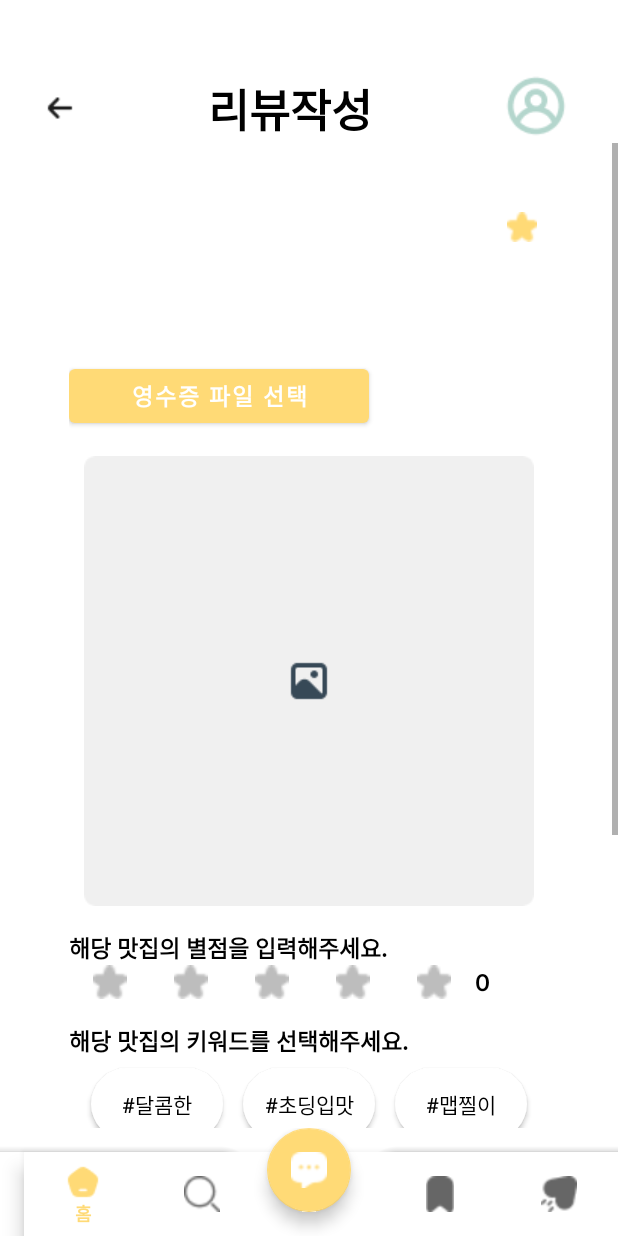
After one commit to Pickable-v2/frontend, an Android app: the ReviewCreateActivity screen opened directly, with no data from a screen before it, on a phone screen of 412 x 824 dp. The commit adds this screen. Run offline under Robolectric (Android 15) with nearby library versions, the phone set to English and light mode, and no system bars; our stand-ins replace FlexboxLayout; 1 statement that could not run was skipped.

Commit message:
feat : 리뷰작성

```diff
--- a/app/src/main/java/com/example/pickable/BaseActivity.kt
+++ b/app/src/main/java/com/example/pickable/BaseActivity.kt
@@ -33,7 +33,7 @@ abstract class BaseActivity : AppCompatActivity() {
                     Log.d("BottomNav", "Home selected")
                     val intent = Intent(this, MainActivity::class.java)
                     startActivity(intent)
-//                    overridePendingTransition(0, 0) // 애니메이션 제거
+                    overridePendingTransition(0, 0) // 애니메이션 제거
                     true
                 }
                 R.id.nav_search -> {
@@ -41,11 +41,14 @@ abstract class BaseActivity : AppCompatActivity() {
                     Log.d("BottomNav", "Search selected")
                     val intent = Intent(this, RestaurantsSearchActivity::class.java)
                     startActivity(intent)
-//                    overridePendingTransition(0, 0) // 애니메이션 제거
+                    overridePendingTransition(0, 0) // 애니메이션 제거
                     true
                 }
                 R.id.nav_review -> {
-                    // TODO: 리뷰 화면으로 전환
+                    // TODO: 리뷰 목록 화면으로 전환
+                    Log.d("BottomNav", "Review selected")
+
+                    overridePendingTransition(0, 0) // 애니메이션 제거
                     true
                 }
                 R.id.nav_rank -> {
--- a/app/src/main/java/com/example/pickable/RestaurantListAdapter.kt
+++ b/app/src/main/java/com/example/pickable/RestaurantListAdapter.kt
@@ -1,6 +1,7 @@
 package com.example.pickable
 
 import android.content.Context
+import android.content.Intent
 import android.view.LayoutInflater
 import android.view.View
 import android.view.ViewGroup
@@ -12,6 +13,7 @@ import android.widget.BaseAdapter
 class RestaurantListAdapter(
     private val context: Context,
     private var data: List<Restaurant>
+
 ) : BaseAdapter() {
 
     override fun getCount(): Int = data.size
@@ -40,7 +42,13 @@ class RestaurantListAdapter(
 
         // 리뷰쓰기 버튼 동작 설정
         reviewButton.setOnClickListener {
-            // 버튼 클릭 시 동작 정의 (필요에 따라 추가 구현)
+            val intent = Intent(context, ReviewCreateActivity::class.java).apply {
+                // 리뷰 작성 페이지 데이터 전달
+                putExtra("restaurant_name", restaurant.name)
+                putExtra("restaurant_address", restaurant.address)
+                putExtra("restaurant_rating", restaurant.rating.toString()) // String으로 변환
+            }
+            context.startActivity(intent)
         }
 
         return view
--- /dev/null
+++ b/app/src/main/java/com/example/pickable/ReviewCreateActivity.kt
@@ -0,0 +1,201 @@
+package com.example.pickable
+
+import android.content.Intent
+import android.graphics.Color
+import android.graphics.drawable.GradientDrawable
+import android.net.Uri
+import android.os.Bundle
+import android.util.Log
+import android.view.View
+import android.widget.Button
+import android.widget.ImageView
+import android.widget.TextView
+import android.widget.Toast
+import androidx.activity.enableEdgeToEdge
+import androidx.activity.result.ActivityResultLauncher
+import androidx.activity.result.contract.ActivityResultContracts
+import androidx.appcompat.app.AppCompatActivity
+import androidx.core.view.ViewCompat
+import androidx.core.view.WindowInsetsCompat
+import com.google.android.flexbox.FlexboxLayout
+
+
+class ReviewCreateActivity : AppCompatActivity() {
+
+    private lateinit var imagePickerLauncher: ActivityResultLauncher<String>
+    private lateinit var filePickerLauncher: ActivityResultLauncher<String>
+    private lateinit var imageUploadView: ImageView
+
+    // 별점 관련 변수 선언
+    private lateinit var starViews: List<ImageView>
+    private var currentRating = 0
+
+    //키워드 선택
+    private val maxSelections = 5 // 해시태그 최대 개수
+    private val selectedPreferences = ArrayList<String>() // 선택된 해시태그
+
+    override fun onCreate(savedInstanceState: Bundle?) {
+        super.onCreate(savedInstanceState)
+        enableEdgeToEdge()
+        setContentView(R.layout.activity_review_create)
+
+
+        // 이전 화면으로 돌아가기 버튼 설정
+        findViewById<ImageView>(R.id.backBtn).setOnClickListener {
+            finish() // 현재 액티비티 종료
+        }
+
+        ViewCompat.setOnApplyWindowInsetsListener(findViewById(R.id.reviewCreate)) { v, insets ->
+            val systemBars = insets.getInsets(WindowInsetsCompat.Type.systemBars())
+            v.setPadding(systemBars.left, systemBars.top, systemBars.right, systemBars.bottom)
+            insets
+        }
+
+        // Intent로 전달된 데이터 수신
+        val restaurantName = intent.getStringExtra("restaurant_name")
+        val restaurantAddress = intent.getStringExtra("restaurant_address")
+        val restaurantRating = intent.getStringExtra("restaurant_rating")
+
+        // View에 데이터 표시
+        findViewById<TextView>(R.id.nameReviewView).text = restaurantName
+        findViewById<TextView>(R.id.addressReviewView).text = restaurantAddress
+        findViewById<TextView>(R.id.ratingReviewView).text = restaurantRating
+
+        // 영수증 등록 완료 확인
+        findViewById<TextView>(R.id.receiptUploadText).visibility = View.GONE
+
+        // 영수증 파일 선택
+        filePickerLauncher = registerForActivityResult(ActivityResultContracts.GetContent()) { uri: Uri? ->
+            if (uri != null) {
+                findViewById<TextView>(R.id.receiptUploadText).apply {
+                    text = "등록완료!"
+                    visibility = View.VISIBLE
+                }
+            }
+        }
+
+        findViewById<Button>(R.id.receiptUploadBtn).setOnClickListener {
+            filePickerLauncher.launch("image/*") // 이미지 파일만 선택
+        }
+
+        // 갤러리에서 이미지 선택
+        imageUploadView = findViewById(R.id.imageUpload)
+
+        imagePickerLauncher = registerForActivityResult(ActivityResultContracts.GetContent()) { uri: Uri? ->
+            uri?.let {
+                imageUploadView.setImageURI(it)
+                imageUploadView.scaleType = ImageView.ScaleType.CENTER_CROP
+            }
+        }
+
+        imageUploadView.setOnClickListener {
+            imagePickerLauncher.launch("image/*") // 이미지 파일만 선택
+        }
+
+        // 별점 관련 뷰 초기화
+        starViews = listOf(
+            findViewById(R.id.star1),
+            findViewById(R.id.star2),
+            findViewById(R.id.star3),
+            findViewById(R.id.star4),
+            findViewById(R.id.star5)
+        )
+
+        // 기본 별점 색상 설정
+        resetStarColors()
+
+        // 각 별에 클릭 리스너 추가
+        for ((index, star) in starViews.withIndex()) {
+            star.setOnClickListener {
+                updateRating(index + 1)
+            }
+        }
+
+        val buttonContainer = findViewById<FlexboxLayout>(R.id.reviewPrefer)
+
+        // 키워드 data
+        val preferences = listOf(
+            "달콤한", "초딩입맛", "맵찔이", "매콤한", "기름진",
+            "달달한", "얼큰한", "엄마손맛", "크리미한", "산뜻한",
+            "한식러버", "바다향기"
+        )
+
+        // 해시태그 버튼 생성
+        for ((index, preference) in preferences.withIndex()) {
+            val button = Button(this).apply {
+                text = "#$preference"
+                textSize = 14f
+                setPadding(10, 10, 10, 10) // 버튼 내부 여백
+                setTextColor(Color.BLACK) // 기본 텍스트 색상
+
+                // 버튼 배경 설정 (둥근 테두리)
+                background = GradientDrawable().apply {
+                    setColor(Color.WHITE) // 기본 배경색
+                    cornerRadius = 80f // 둥근 테두리 반경
+                }
+                layoutParams = FlexboxLayout.LayoutParams(
+                    FlexboxLayout.LayoutParams.WRAP_CONTENT,
+                    FlexboxLayout.LayoutParams.WRAP_CONTENT
+                ).apply {
+                    // 한 줄에 2개와 3개를 번갈아 배치
+                    flexBasisPercent = if (index % 5 < 2) 0.5f else 0.33f
+                    setMargins(10, 10, 10, 10) // 버튼 간 여백
+                }
+
+                setOnClickListener {
+                    if (selectedPreferences.contains(preference)) {
+                        selectedPreferences.remove(preference) // 선택 해제
+                        setTextColor(Color.BLACK)
+                        background = GradientDrawable().apply {
+                            setColor(Color.WHITE) // 기본 배경색
+                            cornerRadius = 80f
+                        }
+                    } else {
+                        if (selectedPreferences.size < maxSelections) {
+                            selectedPreferences.add(preference) // 선택
+                            setTextColor(Color.WHITE)
+                            background = GradientDrawable().apply {
+                                setColor(Color.parseColor("#FF8C9E")) // 선택된 배경색
+                                cornerRadius = 80f
+                            }
+                        } else {
+                            Toast.makeText(
+                                this@ReviewCreateActivity,
+                                "최대 $maxSelections 개까지 선택 가능합니다.",
+                                Toast.LENGTH_SHORT
+                            ).show()
+                        }
+                    }
+                    Log.d("ButtonTest", "Selected preferences: $selectedPreferences")
+                }
+            }
+            buttonContainer.addView(button)
+            Log.d("ButtonTest", "Button for $preference added.")
+        }
+
+    }
+
+    // 별점 업데이트 함수
+    private fun updateRating(rating: Int) {
+        currentRating = rating
+
+        // 별 색상 업데이트
+        for (i in starViews.indices) {
+            if (i < rating) {
+                starViews[i].setColorFilter(getColor(R.color.star_filled)) // 채워진 별 색상
+            } else {
+                starViews[i].setColorFilter(getColor(R.color.star_empty)) // 빈 별 색상
+            }
+        }
+
+        // 텍스트뷰 업데이트
+        findViewById<TextView>(R.id.editRatingText).text = currentRating.toString()
+    }
+
+    // 별 초기 색상 설정 함수
+    private fun resetStarColors() {
+        for (star in starViews) {
+            star.setColorFilter(getColor(R.color.star_empty)) // 빈 별 색상
+        }
+    }
+}
--- /dev/null
+++ b/app/src/main/res/layout/activity_review_create.xml
@@ -0,0 +1,248 @@
+<?xml version="1.0" encoding="utf-8"?>
+<androidx.constraintlayout.widget.ConstraintLayout
+    xmlns:android="http://schemas.android.com/apk/res/android"
+    xmlns:app="http://schemas.android.com/apk/res-auto"
+    xmlns:tools="http://schemas.android.com/tools"
+    android:id="@+id/reviewCreate"
+    android:layout_width="match_parent"
+    android:layout_height="match_parent"
+    tools:context=".ReviewCreateActivity">
+
+    <!-- 상단바 -->
+
+    <ImageView
+        android:id="@+id/backBtn"
+        android:layout_width="wrap_content"
+        android:layout_height="wrap_content"
+        android:layout_marginStart="28dp"
+        android:layout_marginTop="60dp"
+        app:layout_constraintStart_toStartOf="parent"
+        app:layout_constraintTop_toTopOf="parent"
+        app:srcCompat="@drawable/fi_rr_arrow_small_left" />
+
+    <TextView
+        android:id="@+id/textView"
+        android:layout_width="wrap_content"
+        android:layout_height="wrap_content"
+        android:layout_marginTop="50dp"
+        app:layout_constraintTop_toTopOf="parent"
+        app:layout_constraintStart_toEndOf="@+id/backBtn"
+        app:layout_constraintEnd_toStartOf="@+id/mypageBtn"
+        android:text="리뷰작성"
+        android:fontFamily="@font/inter_semibold"
+        android:textSize="30sp"
+        android:textColor="#000000" />
+
+    <!-- 스크롤 가능한 내용 -->
+    <ImageView
+        android:id="@+id/mypageBtn"
+        android:layout_width="45dp"
+        android:layout_height="45dp"
+        android:layout_marginTop="48dp"
+        android:layout_marginEnd="32dp"
+        app:layout_constraintEnd_toEndOf="parent"
+        app:layout_constraintTop_toTopOf="parent"
+        app:srcCompat="@drawable/user_btn" />
+
+    <ScrollView
+        android:layout_width="match_parent"
+        android:layout_height="0dp"
+        android:fillViewport="true"
+        app:layout_constraintTop_toBottomOf="@+id/textView"
+        app:layout_constraintBottom_toTopOf="@+id/bottomBar">
+
+        <LinearLayout
+            android:layout_width="match_parent"
+            android:layout_height="wrap_content"
+            android:orientation="vertical"
+            android:layout_margin="30dp"
+
+            android:padding="16dp">
+
+            <!-- 음식점 이름 및 별점 -->
+            <LinearLayout
+                android:layout_width="match_parent"
+                android:layout_height="wrap_content"
+                android:layout_marginBottom="16dp"
+                android:orientation="horizontal">
+
+                <TextView
+                    android:id="@+id/nameReviewView"
+                    android:layout_width="0dp"
+                    android:layout_height="wrap_content"
+                    android:layout_weight="1"
+                    android:fontFamily="@font/inter_bold"
+                    android:text="카푸베어"
+                    android:textSize="25sp"
+                    android:textColor="#000000" />
+
+                <ImageView
+                    android:id="@+id/ratingStar"
+                    android:layout_width="20dp"
+                    android:layout_height="20dp"
+                    android:layout_marginEnd="8dp"
+                    app:srcCompat="@drawable/star" />
+
+                <TextView
+                    android:id="@+id/ratingReviewView"
+                    android:layout_width="wrap_content"
+                    android:layout_height="wrap_content"
+                    android:fontFamily="@font/inter_semibold"
+                    android:text="3.5"
+                    android:textSize="15sp"
+                    android:textColor="#000000" />
+            </LinearLayout>
+
+            <TextView
+                android:id="@+id/addressReviewView"
+                android:layout_width="match_parent"
+                android:layout_height="wrap_content"
+                android:fontFamily="@font/inter_regular"
+                android:text="서울 광진구 능동로 143 지하1층"
+                android:textSize="20sp"
+                android:textColor="#000000"
+                android:layout_marginBottom="16dp" />
+
+            <!-- 영수증 인증 -->
+            <LinearLayout
+                android:layout_width="match_parent"
+                android:layout_height="wrap_content"
+                android:orientation="horizontal"
+                android:layout_marginBottom="16dp">
+
+                <Button
+                    android:id="@+id/receiptUploadBtn"
+                    android:layout_width="200dp"
+                    android:layout_height="wrap_content"
+                    android:fontFamily="@font/inter_semibold"
+                    android:text="영수증 파일 선택"
+                    android:textSize="15sp"
+                    android:textColor="@color/white" />
+
+                <TextView
+                    android:id="@+id/receiptUploadText"
+                    android:layout_width="0dp"
+                    android:layout_height="wrap_content"
+                    android:layout_weight="1"
+                    android:gravity="center"
+                    android:fontFamily="@font/inter_semibold"
+                    android:text="등록완료!"
+                    android:textSize="15sp"
+                    android:textColor="@color/black" />
+            </LinearLayout>
+
+            <ImageView
+                android:id="@+id/imageUpload"
+                android:layout_width="300dp"
+                android:layout_height="300dp"
+                android:layout_gravity="center"
+                android:scaleType="centerCrop"
+                app:srcCompat="@drawable/ic_uploadimg" />
+
+            <!-- 별점 입력 -->
+            <TextView
+                android:id="@+id/inputRatingText"
+                android:layout_width="match_parent"
+                android:layout_height="wrap_content"
+                android:layout_marginTop="16dp"
+                android:fontFamily="@font/inter_semibold"
+                android:text="해당 맛집의 별점을 입력해주세요."
+                android:textSize="15sp"
+                android:textColor="#000000" />
+
+            <LinearLayout
+                android:layout_width="match_parent"
+                android:layout_height="wrap_content"
+                android:orientation="horizontal"
+                android:layout_marginBottom="16dp">
+
+                <ImageView
+                    android:id="@+id/star1"
+                    android:layout_weight="1"
+                    android:layout_width="wrap_content"
+                    android:layout_height="match_parent"
+                    app:srcCompat="@drawable/star" />
+
+                <ImageView
+                    android:id="@+id/star2"
+                    android:layout_weight="1"
+                    android:layout_width="wrap_content"
+                    android:layout_height="match_parent"
+                    app:srcCompat="@drawable/star" />
+
+                <ImageView
+                    android:id="@+id/star3"
+                    android:layout_weight="1"
+                    android:layout_width="wrap_content"
+                    android:layout_height="match_parent"
+                    app:srcCompat="@drawable/star" />
+
+                <ImageView
+                    android:id="@+id/star4"
+                    android:layout_weight="1"
+                    android:layout_width="wrap_content"
+                    android:layout_height="match_parent"
+                    app:srcCompat="@drawable/star" />
+
+                <ImageView
+                    android:id="@+id/star5"
+                    android:layout_weight="1"
+                    android:layout_width="wrap_content"
+                    android:layout_height="match_parent"
+                    app:srcCompat="@drawable/star" />
+
+                <TextView
+                    android:id="@+id/editRatingText"
+                    android:layout_width="wrap_content"
+                    android:layout_height="match_parent"
+                    android:fontFamily="@font/inter_semibold"
+                    android:text="0"
+                    android:layout_weight="1"
+                    android:layout_gravity="center"
+                    android:textSize="15sp"
+                    android:textColor="#000000" />
+            </LinearLayout>
+
+            <!-- 키워드 입력 -->
+            <TextView
+                android:id="@+id/selectedPreferText"
+                android:layout_width="match_parent"
+                android:layout_height="wrap_content"
+                android:fontFamily="@font/inter_semibold"
+                android:text="해당 맛집의 키워드를 선택해주세요."
+                android:textSize="15sp"
+                android:textColor="#000000" />
+
+            <com.google.android.flexbox.FlexboxLayout
+                android:id="@+id/reviewPrefer"
+                android:layout_width="match_parent"
+                android:layout_height="wrap_content"
+                app:alignItems="center"
+                app:flexDirection="row"
+                app:flexWrap="wrap"
+                app:justifyContent="center" />
+
+            <Button
+                android:id="@+id/reviewUploadBtn"
+                android:layout_width="200dp"
+                android:layout_height="wrap_content"
+                android:layout_gravity="center"
+                android:layout_marginTop="16dp"
+                android:fontFamily="@font/inter_semibold"
+                android:text="리뷰 등록"
+                android:textSize="15sp"
+                android:textColor="@color/white" />
+        </LinearLayout>
+    </ScrollView>
+
+    <!-- 하단 바 -->
+    <include
+        android:id="@+id/bottomBar"
+        layout="@layout/bottom_bar_layout"
+        android:layout_width="match_parent"
+        android:layout_height="wrap_content"
+        app:layout_constraintBottom_toBottomOf="parent"
+        app:layout_constraintStart_toStartOf="parent"
+        app:layout_constraintEnd_toEndOf="parent" />
+
+</androidx.constraintlayout.widget.ConstraintLayout>
--- a/app/src/main/res/values/colors.xml
+++ b/app/src/main/res/values/colors.xml
@@ -7,4 +7,7 @@
     <color name="colorAccent">#FFDA76</color>
     <color name="bottom_nav_ripple_color">#FFDA76</color>
 
+    <color name="star_filled">#FFDA76</color> <!-- 채워진 별: 황금색 -->
+    <color name="star_empty">#BDBDBD</color> <!-- 빈 별: 회색 -->
+
 </resources>
```
Also changed, not shown: app/src/main/AndroidManifest.xml (+6 -4 lines), app/src/main/res/drawable/ic_uploadimg.png (added).
